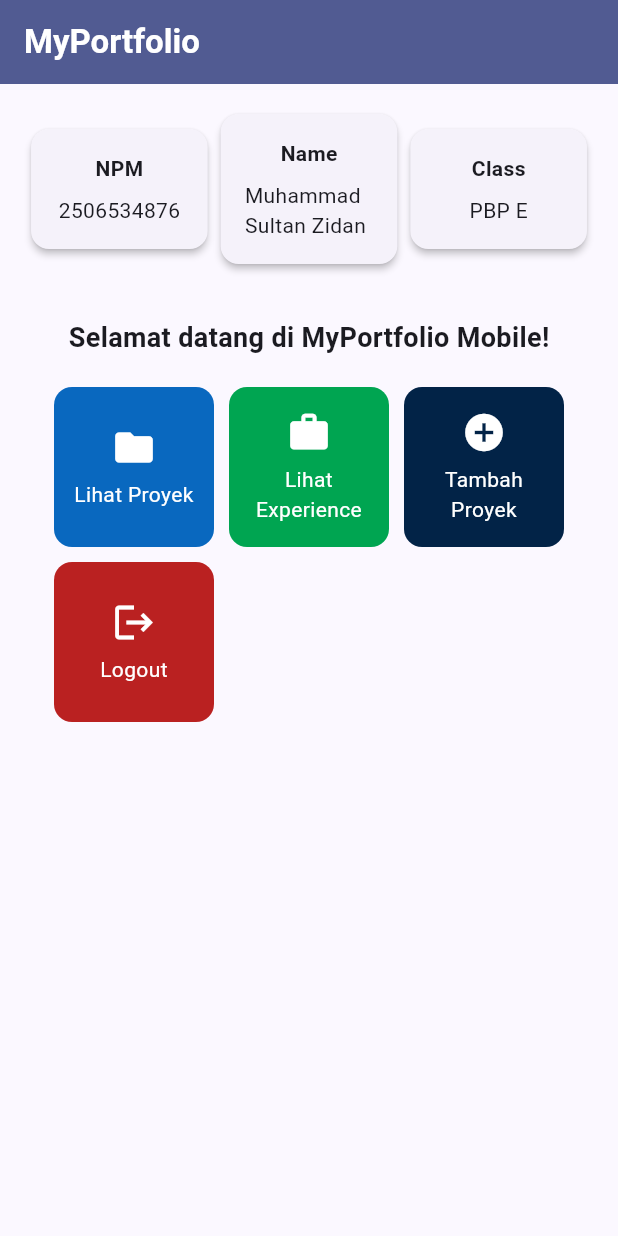
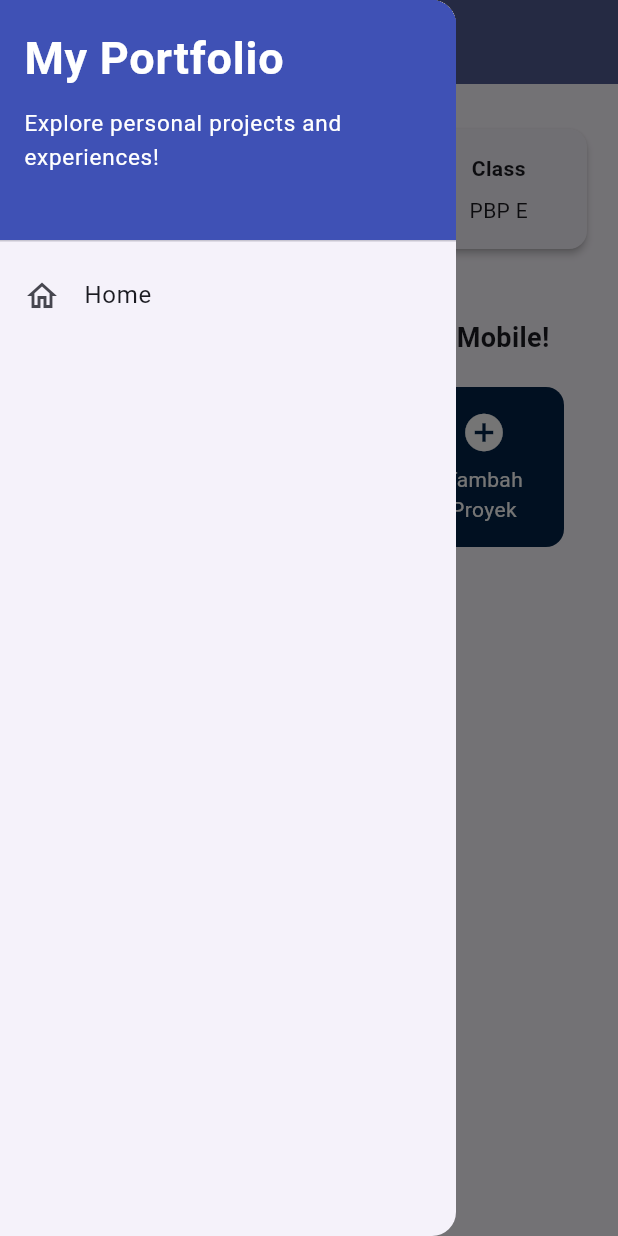
Before and after one commit to zidanristek/myportofolio_mobile, a Flutter app: the screen it shows after launch, with the side drawer open (before the commit the screen has no drawer), on a phone screen of 412 x 824 dp. Run offline on Flutter 3.47's test engine with Material 3 defaults, Android fonts, the phone set to English and light mode, and no system bars; our stand-ins replace material_ui.

Commit message:
feat(drawer): add left drawer with home link
The app had no way to move between pages yet, so LeftDrawer now opens
from the AppBar on the menu page and its Home tile replaces the route
with MyHomePage.

```diff
--- a/lib/menu.dart
+++ b/lib/menu.dart
@@ -1,4 +1,5 @@
 import 'package:material_ui/material_ui.dart';
+import 'package:myportofolio_mobile/widgets/left_drawer.dart';
 
 /// Halaman utama MyPortfolio: identitas pemilik di atas, tombol aksi di bawah.
 ///
@@ -33,7 +34,10 @@ class MyHomePage extends StatelessWidget {
           ),
         ),
         backgroundColor: Theme.of(context).colorScheme.primary,
+        // Ikon hamburger drawer ikut putih agar terbaca di AppBar indigo.
+        iconTheme: const IconThemeData(color: Colors.white),
       ),
+      drawer: const LeftDrawer(),
       // Body bisa di-scroll supaya kisi tidak terpotong di layar pendek.
       body: SingleChildScrollView(
         padding: const EdgeInsets.all(16.0),
--- /dev/null
+++ b/lib/widgets/left_drawer.dart
@@ -0,0 +1,56 @@
+import 'package:material_ui/material_ui.dart';
+import 'package:myportofolio_mobile/menu.dart';
+
+/// Menu navigasi yang muncul dari sisi kiri layar.
+class LeftDrawer extends StatelessWidget {
+  const LeftDrawer({super.key});
+
+  @override
+  Widget build(BuildContext context) {
+    return Drawer(
+      child: ListView(
+        children: [
+          const DrawerHeader(
+            decoration: BoxDecoration(
+              color: Colors.indigo,
+            ),
+            child: Column(
+              crossAxisAlignment: CrossAxisAlignment.start,
+              children: [
+                Text(
+                  'My Portfolio',
+                  style: TextStyle(
+                    fontSize: 30,
+                    fontWeight: FontWeight.bold,
+                    color: Colors.white,
+                  ),
+                ),
+                SizedBox(height: 10),
+                Text(
+                  'Explore personal projects and experiences!',
+                  style: TextStyle(
+                    fontSize: 15,
+                    color: Colors.white,
+                  ),
+                ),
+              ],
+            ),
+          ),
+          ListTile(
+            leading: const Icon(Icons.home_outlined),
+            title: const Text('Home'),
+            // Navigasi ke halaman utama portofolio
+            onTap: () {
+              Navigator.pushReplacement(
+                context,
+                MaterialPageRoute(
+                  builder: (context) => MyHomePage(),
+                ),
+              );
+            },
+          ),
+        ],
+      ),
+    );
+  }
+}
```
